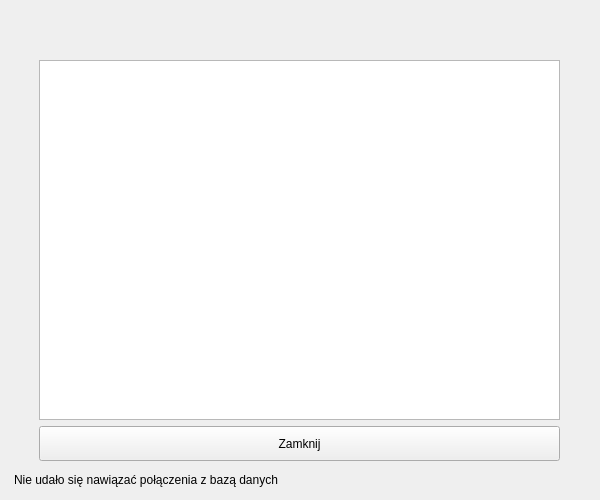
The window that database.ui (DKrakowczyk/SizesCalc) describes before a commit, drawn with Qt 5.
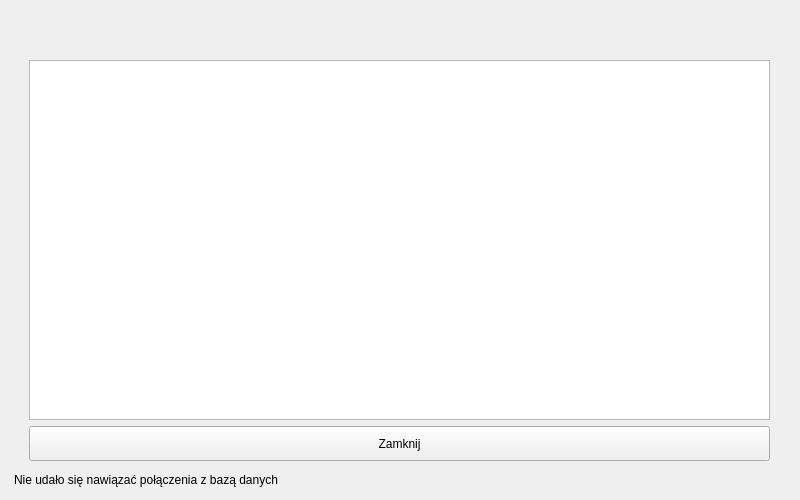
The same window after the commit. Icons and pictures are not drawn.

Diff of the .ui file:
```diff
--- a/database.ui
+++ b/database.ui
@@ -6,19 +6,19 @@
    <rect>
     <x>0</x>
     <y>0</y>
-    <width>600</width>
+    <width>800</width>
     <height>500</height>
    </rect>
   </property>
   <property name="minimumSize">
    <size>
-    <width>600</width>
+    <width>0</width>
     <height>500</height>
    </size>
   </property>
   <property name="maximumSize">
    <size>
-    <width>600</width>
+    <width>999999</width>
     <height>500</height>
    </size>
   </property>
@@ -1037,9 +1037,9 @@
   <widget class="QWidget" name="gridLayoutWidget">
    <property name="geometry">
     <rect>
-     <x>39</x>
+     <x>29</x>
      <y>60</y>
-     <width>521</width>
+     <width>741</width>
      <height>401</height>
     </rect>
    </property>
```
